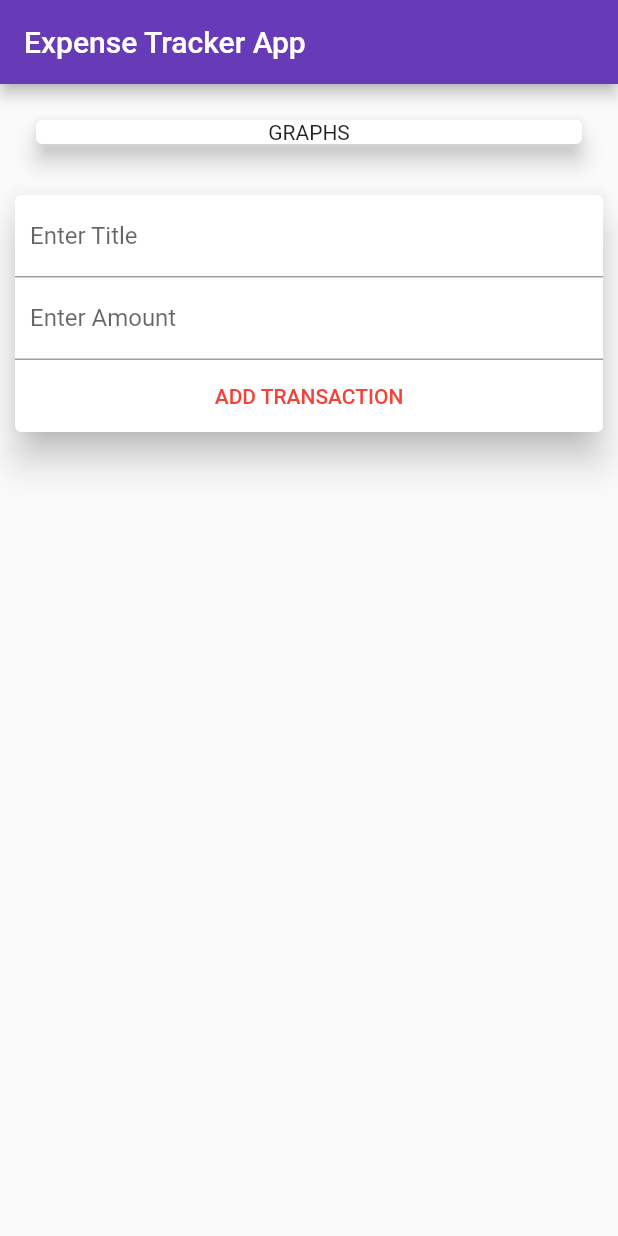
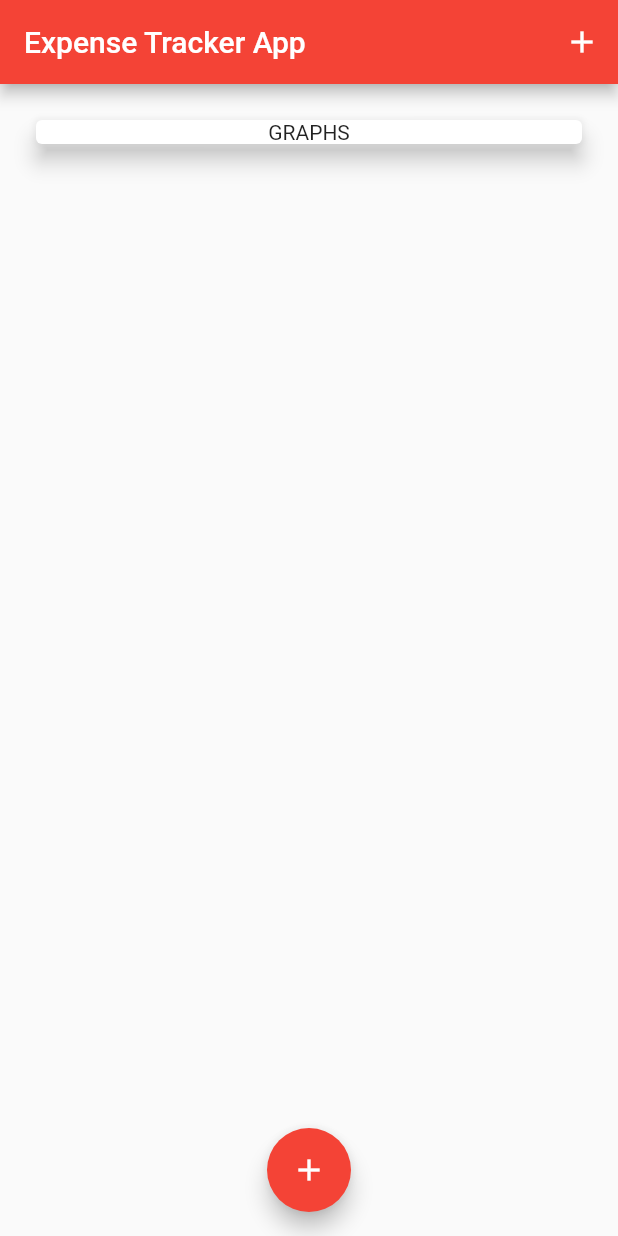
Before and after one commit to SayantanBanerjee16/ExpenseTrackerApp, a Flutter app: the screen it shows after launch, on a phone screen of 412 x 824 dp. Run offline on Flutter 3.47's test engine with Material 2 defaults, Android fonts, the phone set to English and light mode, and no system bars; our stand-ins replace toast.

Commit message:
add button setup and connected

```diff
--- a/lib/widgets/main.dart
+++ b/lib/widgets/main.dart
@@ -1,21 +1,71 @@
-import 'package:expense_app/widgets/user_transaction.dart';
+import './new_transaction.dart';
+import './transaction_list.dart';
 import 'package:flutter/material.dart';
+import '../model/Transaction.dart';
 
 void main() {
   runApp(MyApp());
 }
 
-class MyApp extends StatelessWidget {
+class MyApp extends StatelessWidget{
+  Widget build(BuildContext context){
+    return MaterialApp(
+        title: 'Flutter App',
+        home: MyHomePage(),
+      theme: ThemeData(
+        primarySwatch: Colors.red
+      ),
+    );
+  }
+}
+
+class MyHomePage extends StatefulWidget {
+  @override
+  _MyHomePageState createState() => _MyHomePageState();
+}
+
+class _MyHomePageState extends State<MyHomePage> {
+
+  final List<Transaction> items = [];
+
+  void addList(String title, String amount) {
+    setState(() {
+      items.add(Transaction(
+          id: DateTime.now().millisecondsSinceEpoch,
+          title: title,
+          amount: double.parse(amount),
+          date: DateTime.now()));
+    });
+  }
+
+  void _startAddNewTransaction(BuildContext ctx) {
+    showModalBottomSheet<void>(
+      context: context,
+      builder: (_) {
+        return GestureDetector(
+          onTap: () {},
+          child: NewTransaction(addList),
+          behavior: HitTestBehavior.opaque,
+        );
+      },
+    );
+  }
+
   @override
   Widget build(BuildContext context) {
-    return MaterialApp(
-      title: 'Flutter Demo',
-      home: Scaffold(
-        appBar: AppBar(
-          title: Text('Expense Tracker App'),
-          backgroundColor: Colors.deepPurple,
-        ),
-        body: Scaffold(
+    return Scaffold(
+      appBar: AppBar(
+        title: Text('Expense Tracker App'),
+        actions: <Widget>[
+          IconButton(
+            icon: Icon(Icons.add),
+            onPressed: () {
+                _startAddNewTransaction(context);
+            },
+          )
+        ],
+      ),
+      body: Scaffold(
           body: Center(
             child: Column(
               children: <Widget>[
@@ -29,12 +79,18 @@ class MyApp extends StatelessWidget {
                     ),
                   ),
                 ),
-               UserTransactions()
+                TransactionList(items)
               ],
             ),
           ),
-        ),
-      ),
-    );;
+          floatingActionButtonLocation:
+          FloatingActionButtonLocation.centerFloat,
+          floatingActionButton: FloatingActionButton(
+            child: Icon(Icons.add),
+            onPressed: () {
+              _startAddNewTransaction(context);
+            },
+          )),
+    );
   }
 }
--- a/lib/widgets/transaction_list.dart
+++ b/lib/widgets/transaction_list.dart
@@ -32,7 +32,7 @@ class TransactionList extends StatelessWidget {
                       Container(
                         padding: EdgeInsets.all(10),
                         child: Text(
-                          'Rs. ' + item.amount.toString(),
+                          'Rs. ' + item.amount.toStringAsFixed(2),
                           style: TextStyle(
                               color: Colors.red,
                               decorationStyle:
--- a/lib/widgets/user_transaction.dart
+++ /dev/null
@@ -1,34 +0,0 @@
-import 'package:flutter/material.dart';
-import 'package:expense_app/widgets/new_transaction.dart';
-import 'package:expense_app/widgets/transaction_list.dart';
-import '../model/Transaction.dart';
-
-class UserTransactions extends StatefulWidget {
-  @override
-  _UserTransactionsState createState() => _UserTransactionsState();
-}
-
-class _UserTransactionsState extends State<UserTransactions> {
-
-  final List<Transaction> items = [];
-
-  void addList(String title, String amount) {
-    setState(() {
-      items.add(Transaction(
-          id: DateTime.now().millisecondsSinceEpoch,
-          title: title,
-          amount: double.parse(amount),
-          date: DateTime.now()));
-    });
-  }
-
-  @override
-  Widget build(BuildContext context) {
-    return Column(
-      children: <Widget>[
-        NewTransaction(addList),
-        TransactionList(items)
-      ],
-    );
-  }
-}
--- a/pubspec.yaml
+++ b/pubspec.yaml
@@ -24,6 +24,7 @@ dependencies:
   flutter:
     sdk: flutter
   intl: ^0.16.1
+  toast: ^0.1.5
 
 
   # The following adds the Cupertino Icons font to your application.
```
Also changed, not shown: lib/widgets/new_transaction.dart (+31 -3 lines), lib/widgets/Chart.dart (added), pubspec.lock.
